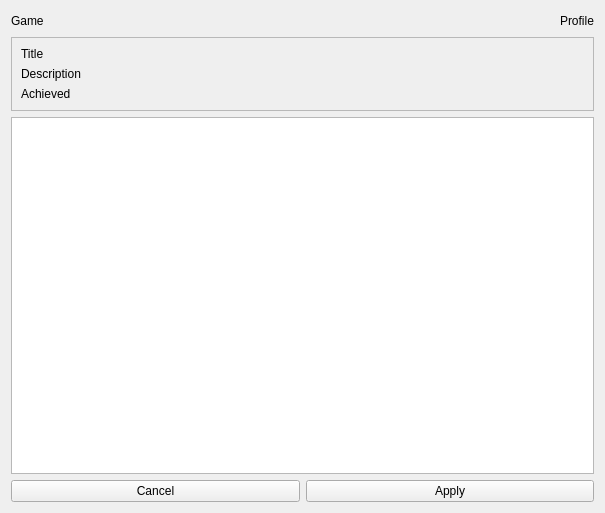
Qt form AraSteamManager/forms/formcomments.ui (Arankir/AraSteamManager) before a commit.
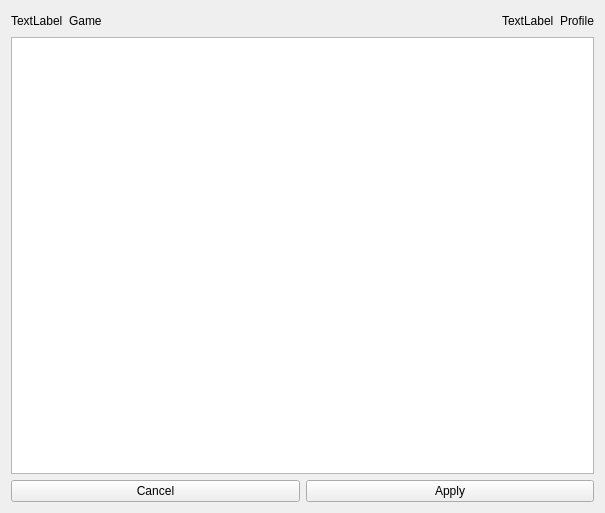
The same form after that commit.

Diff of the .ui file:
```diff
--- a/AraSteamManager/forms/formcomments.ui
+++ b/AraSteamManager/forms/formcomments.ui
@@ -16,6 +16,13 @@
   <layout class="QVBoxLayout" name="verticalLayout_2">
    <item>
     <layout class="QHBoxLayout" name="horizontalLayout">
+     <item>
+      <widget class="QLabel" name="labelGameIcon">
+       <property name="text">
+        <string>TextLabel</string>
+       </property>
+      </widget>
+     </item>
      <item>
       <widget class="QLabel" name="LabelGameTitle">
        <property name="text">
@@ -36,6 +43,13 @@
        </property>
       </spacer>
      </item>
+     <item>
+      <widget class="QLabel" name="labelProfileIcon">
+       <property name="text">
+        <string>TextLabel</string>
+       </property>
+      </widget>
+     </item>
      <item>
       <widget class="QLabel" name="LabelProfileName">
        <property name="text">
@@ -45,45 +59,6 @@
      </item>
     </layout>
    </item>
-   <item>
-    <widget class="QFrame" name="FrameAchievement">
-     <property name="frameShape">
-      <enum>QFrame::StyledPanel</enum>
-     </property>
-     <property name="frameShadow">
-      <enum>QFrame::Raised</enum>
-     </property>
-     <layout class="QVBoxLayout" name="verticalLayout">
-      <item>
-       <widget class="QLabel" name="LabelAchievementTitle">
-        <property name="text">
-         <string>Title</string>
-        </property>
-        <property name="wordWrap">
-         <bool>true</bool>
-        </property>
-       </widget>
-      </item>
-      <item>
-       <widget class="QLabel" name="LabelAchievementDescription">
-        <property name="text">
-         <string>Description</string>
-        </property>
-        <property name="wordWrap">
-         <bool>true</bool>
-        </property>
-       </widget>
-      </item>
-      <item>
-       <widget class="QLabel" name="LabelAchievementAchieved">
-        <property name="text">
-         <string>Achieved</string>
-        </property>
-       </widget>
-      </item>
-     </layout>
-    </widget>
-   </item>
    <item>
     <widget class="QTextEdit" name="TextEditComment"/>
    </item>
```
Left out of the diff: 7 changed lines with no effect on the pictures.
